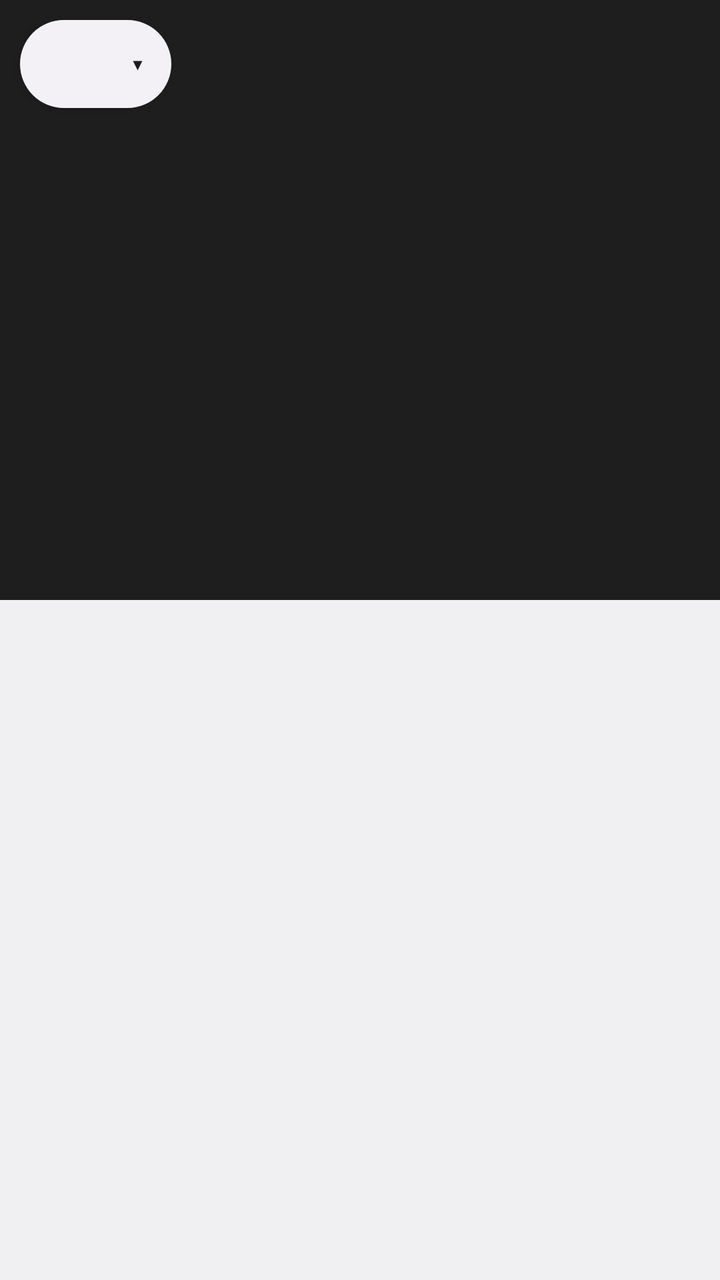
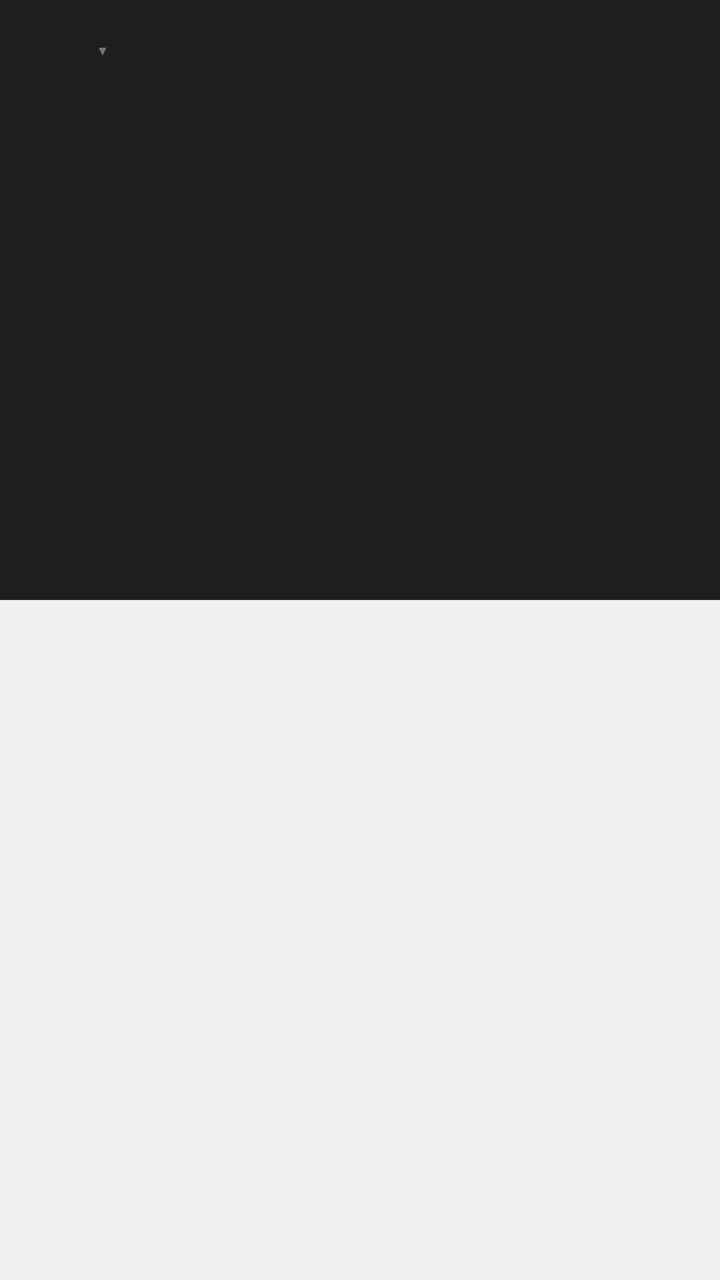

Two renders of the same Android screen: before a commit and after it. Below are the layout's source before the change and the commit's diff.
<!-- AndroidManifest.xml: application theme Theme.Settings -->
<!-- res/layout/item_task.xml -->
<?xml version="1.0" encoding="utf-8"?>
<FrameLayout xmlns:android="http://schemas.android.com/apk/res/android"
    android:layout_width="wrap_content"
    android:layout_height="wrap_content"
    android:clipChildren="false">

    <ImageView
        android:id="@+id/thumb"
        android:layout_width="match_parent"
        android:layout_height="300dp"
        android:background="#1E1E1E"
        android:contentDescription="@null"
        android:scaleType="centerCrop" />

    
    <LinearLayout
        android:id="@+id/header"
        android:layout_width="match_parent"
        android:layout_height="40dp"
        android:gravity="center_vertical"
        android:orientation="horizontal"
        android:paddingStart="6dp"
        android:paddingEnd="6dp">

        <ImageView
            android:id="@+id/icon"
            android:layout_width="26dp"
            android:layout_height="26dp"
            android:contentDescription="@null" />

        <TextView
            android:id="@+id/label"
            android:layout_width="0dp"
            android:layout_height="wrap_content"
            android:layout_marginStart="10dp"
            android:layout_weight="1"
            android:ellipsize="end"
            android:maxLines="1"
            android:shadowColor="#66000000"
            android:shadowRadius="4"
            android:textColor="#FFFFFF"
            android:textSize="13sp" />
    </LinearLayout>

    
    <LinearLayout
        android:id="@+id/pill"
        android:layout_width="wrap_content"
        android:layout_height="44dp"
        android:layout_gravity="top|start"
        android:layout_marginStart="10dp"
        android:layout_marginTop="10dp"
        android:background="@drawable/pill_bg"
        android:elevation="3dp"
        android:gravity="center_vertical"
        android:orientation="horizontal"
        android:paddingStart="6dp"
        android:paddingEnd="14dp">

        <ImageView
            android:id="@+id/picon"
            android:layout_width="32dp"
            android:layout_height="32dp"
            android:contentDescription="@null" />

        <TextView
            android:id="@+id/plabel"
            android:layout_width="wrap_content"
            android:layout_height="wrap_content"
            android:layout_marginStart="10dp"
            android:ellipsize="end"
            android:maxLines="1"
            android:textColor="#1B1B1F"
            android:textSize="15sp" />

        <TextView
            android:layout_width="wrap_content"
            android:layout_height="wrap_content"
            android:layout_marginStart="8dp"
            android:text="&#x25BE;"
            android:textColor="#1B1B1F"
            android:textSize="16sp" />
    </LinearLayout>
</FrameLayout>
<!-- resources referenced by this layout -->
<resources>
  <!-- drawable pill_bg (drawable) -->
  <?xml version="1.0" encoding="utf-8"?>
  <shape xmlns:android="http://schemas.android.com/apk/res/android"
      android:shape="rectangle">
      <solid android:color="#F4F1F6" />
      <corners android:radius="24dp" />
  </shape>
  <style name="Theme.Settings" parent="android:Theme.DeviceDefault.DayNight" />
</resources>

<!-- the commit's change to res/layout/item_task.xml (unified diff, before → after) -->
@@ -46,39 +46,36 @@
     <LinearLayout
         android:id="@+id/pill"
         android:layout_width="wrap_content"
-        android:layout_height="44dp"
+        android:layout_height="34dp"
         android:layout_gravity="top|start"
-        android:layout_marginStart="10dp"
-        android:layout_marginTop="10dp"
-        android:background="@drawable/pill_bg"
-        android:elevation="3dp"
+        android:layout_marginStart="8dp"
+        android:layout_marginTop="8dp"
         android:gravity="center_vertical"
         android:orientation="horizontal"
-        android:paddingStart="6dp"
-        android:paddingEnd="14dp">
+        android:paddingStart="5dp"
+        android:paddingEnd="11dp">
 
         <ImageView
             android:id="@+id/picon"
-            android:layout_width="32dp"
-            android:layout_height="32dp"
+            android:layout_width="24dp"
+            android:layout_height="24dp"
             android:contentDescription="@null" />
 
         <TextView
             android:id="@+id/plabel"
             android:layout_width="wrap_content"
             android:layout_height="wrap_content"
-            android:layout_marginStart="10dp"
+            android:layout_marginStart="7dp"
             android:ellipsize="end"
             android:maxLines="1"
-            android:textColor="#1B1B1F"
-            android:textSize="15sp" />
+            android:textSize="13sp" />
 
         <TextView
+            android:id="@+id/chev"
             android:layout_width="wrap_content"
             android:layout_height="wrap_content"
-            android:layout_marginStart="8dp"
+            android:layout_marginStart="5dp"
             android:text="&#x25BE;"
-            android:textColor="#1B1B1F"
-            android:textSize="16sp" />
+            android:textSize="13sp" />
     </LinearLayout>
 </FrameLayout>
<!-- resource entries referenced after the edit -->
@@ -1,12 +1,5 @@
 <!-- resources referenced by this layout -->
 <resources>
-  <!-- drawable pill_bg (drawable) -->
-  <?xml version="1.0" encoding="utf-8"?>
-  <shape xmlns:android="http://schemas.android.com/apk/res/android"
-      android:shape="rectangle">
-      <solid android:color="#F4F1F6" />
-      <corners android:radius="24dp" />
-  </shape>
   <style name="Theme.Settings" parent="android:Theme.DeviceDefault.DayNight" />
 </resources>
 
